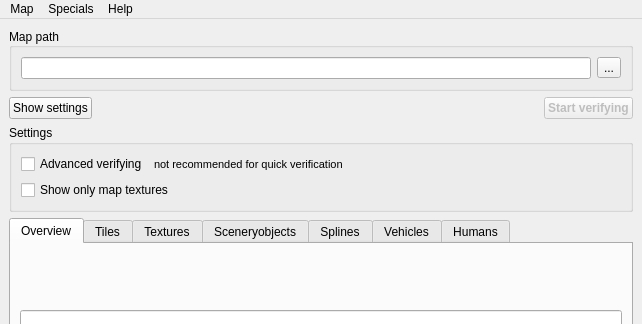
This is OTModules/wVerifyMap/wverifymap.ui in pietr26/OMSI-Tools as Qt 5 draws it before an edit; both pictures show x 0 to 642 and y 0 to 324 of the 642 by 722 pixel window. The edited form follows.
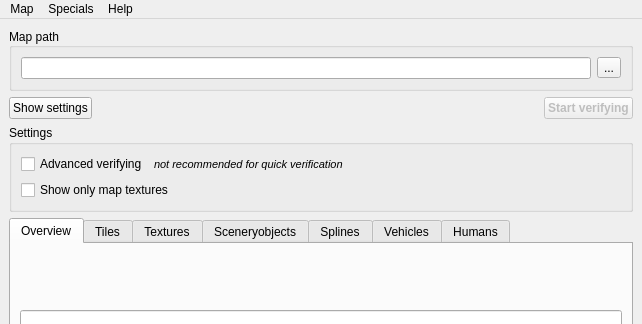
This is the edited form. Icons and pictures are not drawn.

Commit message: Set text properties to italic

Patch:
```diff
--- a/OTModules/wVerifyMap/wverifymap.ui
+++ b/OTModules/wVerifyMap/wverifymap.ui
@@ -149,6 +149,7 @@
            <property name="font">
             <font>
              <pointsize>8</pointsize>
+             <italic>true</italic>
             </font>
            </property>
            <property name="text">
```
